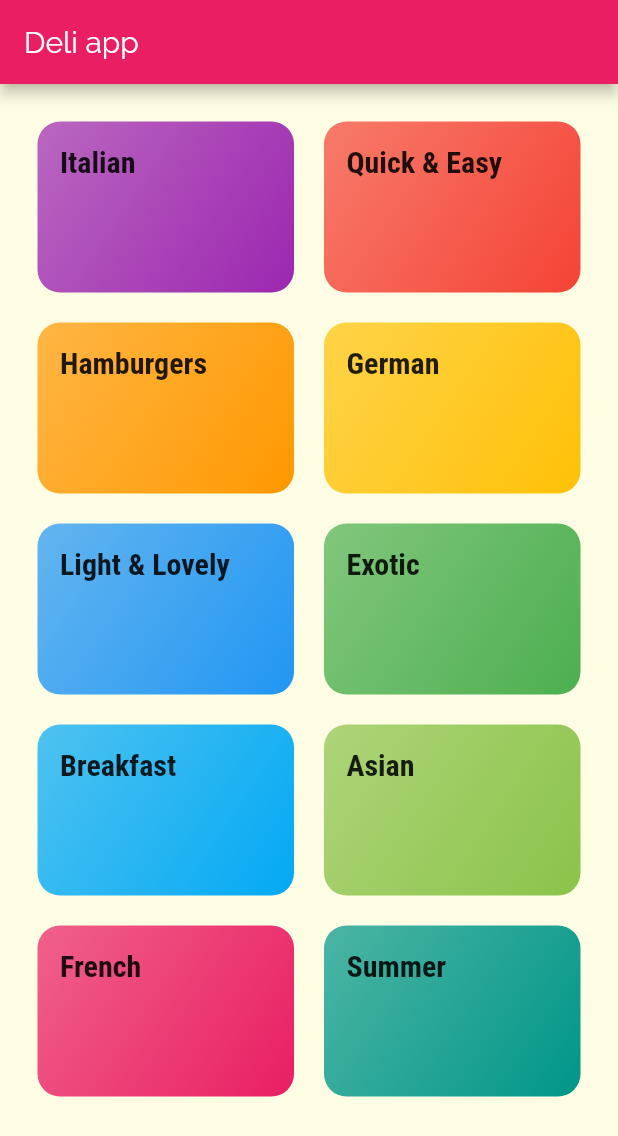
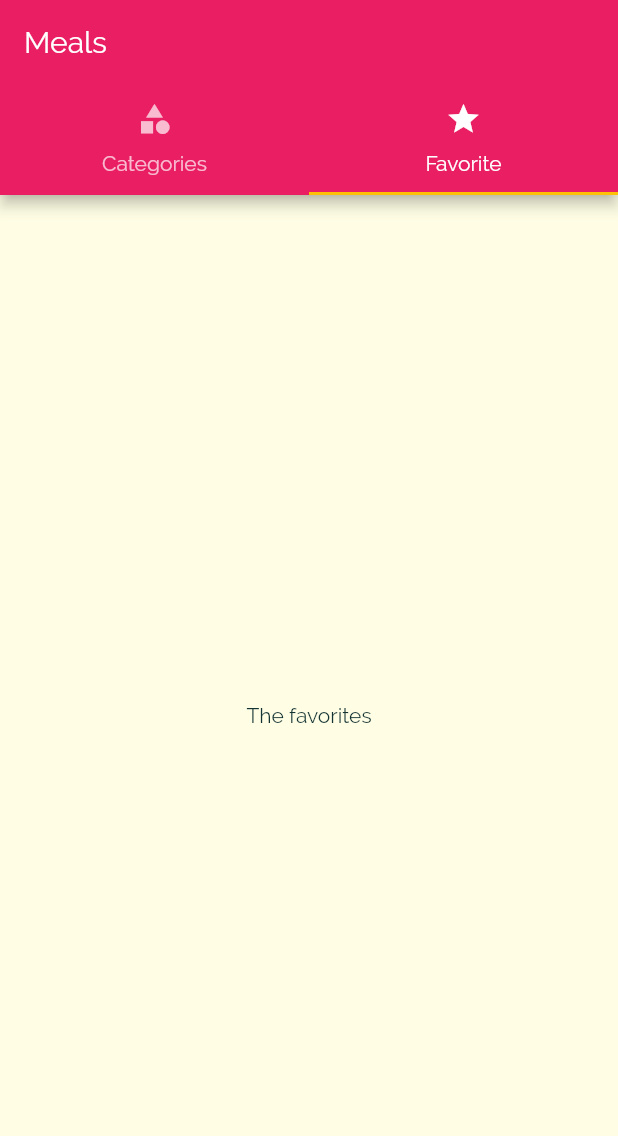
Before and after one commit to saielmejor/NavigationScreen, a Flutter app: the screen it shows after launch, on a phone screen of 412 x 824 dp. Shown: the top 1136 px of the screen. Run offline on Flutter 3.47's test engine with Material 2 defaults, Android fonts, the light colour scheme and no system bars.

Commit message:
Tabscreen added

```diff
--- a/lib/main.dart
+++ b/lib/main.dart
@@ -4,6 +4,7 @@ import 'package:naviagtion_app/screens/category_meals_screen.dart';
 import 'package:naviagtion_app/screens/meal_detail_screen.dart';
 import 'screens/categories_screen.dart';
 import 'screens/meal_detail_screen.dart';
+import 'screens/tabs_screen.dart';
 
 void main() {
   runApp(MyApp());
@@ -44,7 +45,7 @@ class MyApp extends StatelessWidget {
         // home: CategoriesScreen(),
         //you can identify the routes or scren
         routes: {
-          '/': (ctx) => CategoriesScreen(),
+          '/': (ctx) => TabsScren(),
           CategoryMealsScreen.routeName: (ctx) => CategoryMealsScreen(),
           MealDetailScreen.routeName: (ctx) => MealDetailScreen()
         },
--- a/lib/screens/categories_screen.dart
+++ b/lib/screens/categories_screen.dart
@@ -3,12 +3,9 @@ import '../dummy_data.dart';
 import '../widgets/category_item.dart';
 
 class CategoriesScreen extends StatelessWidget {
-
   @override
   Widget build(BuildContext context) {
-    return Scaffold(
-        appBar: AppBar(title: const Text('Deli app')),
-        body: GridView(
+    return GridView(
         padding: const EdgeInsets.all(25),
         children: DUMMY_CATEGORIES
             .map((catData) => CategoryItem(
@@ -26,6 +23,6 @@ class CategoriesScreen extends StatelessWidget {
             crossAxisSpacing: 20,
             mainAxisSpacing: 20) //designing look of grid
 
-            ));
+        );
   }
 }
--- /dev/null
+++ b/lib/screens/favorite_screen.dart
@@ -0,0 +1,8 @@
+import 'package:flutter/material.dart';
+
+class FavoritesScreen extends StatelessWidget {
+  @override
+  Widget build(BuildContext context) {
+    return Center(child: Text('The favorites'));
+  }
+}
--- /dev/null
+++ b/lib/screens/tabs_screen.dart
@@ -0,0 +1,44 @@
+import 'package:flutter/material.dart';
+import 'categories_screen.dart';
+import 'favorite_screen.dart';
+
+class TabsScren extends StatefulWidget {
+  @override
+  _TabsScrenState createState() => _TabsScrenState();
+}
+
+class _TabsScrenState extends State<TabsScren> {
+  @override
+  Widget build(BuildContext context) {
+    return DefaultTabController(
+      length: 2,
+      initialIndex: 1, // you can set the default tab to show up
+
+      child: Scaffold(
+        appBar: AppBar(
+          title: Text('Meals'),
+          bottom: TabBar(
+            tabs: <Widget>[
+              Tab(
+                icon: Icon(
+                  Icons.category,
+                ),
+                text: 'Categories',
+              ),
+              Tab(
+                icon: Icon(
+                  Icons.star,
+                ),
+                text: 'Favorite',
+              ),
+            ],
+          ),
+        ),
+        //you need to tell what information will display after pressing each tab
+        body: TabBarView(
+          children: <Widget>[CategoriesScreen(), FavoritesScreen()],
+        ),
+      ),
+    );
+  }
+}
```
Also changed, not shown: 3 other files. Lines whose indentation alone changed are shown as unchanged.
